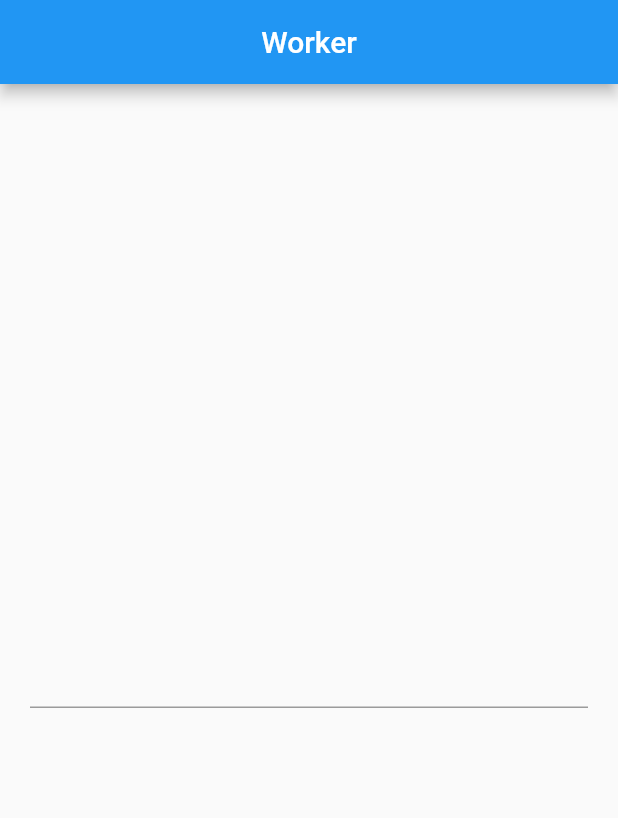
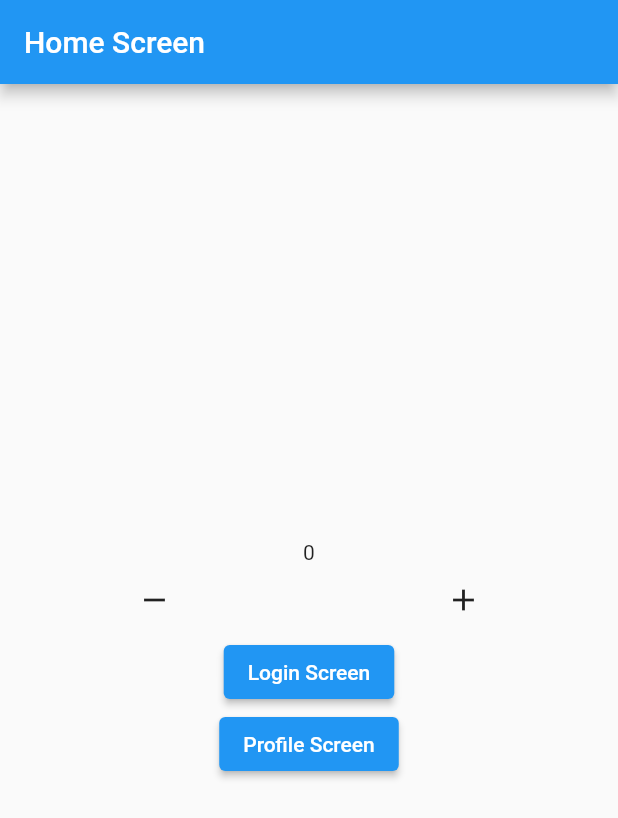
Before and after one commit to YeMyoAung/D2F_GET, a Flutter app: the screen it shows after launch, on a phone screen of 412 x 824 dp. Shown: the top 818 px of the screen. Run offline on Flutter 3.47's test engine with Material 2 defaults, Android fonts, the phone set to English and light mode, and no system bars; our stand-ins replace get.

Commit message:
Added Controller

```diff
--- /dev/null
+++ b/lib/controller/basic_controller.dart
@@ -0,0 +1,25 @@
+import 'package:get/get.dart';
+
+// final GetBasicController controller = GetBasicController();
+
+class GetBasicController extends GetxController {
+  //.obs => context.watch()
+  RxString name = 'Mg Mg'.obs;
+
+  void changeName(String value) {
+    name.value = value;
+    // notifylistener()
+    // emit
+    // update();
+    // notifiylistener() == update()
+
+    // update(['name','2']) =>သတ်မှတ်ထားတဲ့ idတွေကိုဘဲ buildပြန်လုပ်တယ်
+    //
+  }
+
+  int age = 0;
+  void increase() {
+    age++;
+    update(['age']);
+  }
+}
--- a/lib/main.dart
+++ b/lib/main.dart
@@ -1,9 +1,8 @@
 import 'package:flutter/material.dart';
 import 'package:get/get.dart';
-import 'package:getx/obs/list.dart';
-import 'package:getx/obs/number.dart';
+import 'package:getx/middleware/permission/permission.dart';
+import 'package:getx/middleware/screen/home_screen.dart';
 import 'package:getx/state_management/get_simple_state_management.dart';
-import 'package:getx/state_management/get_worker_example.dart';
 
 ///
 
@@ -60,10 +59,46 @@ class MyApp extends StatelessWidget {
   @override
   Widget build(BuildContext context) {
     return GetMaterialApp(
-      routes: {
-        '/number': (_) => const NumberObsScreen(),
-        '/object': (_) => const ObjectObsScreen(),
-      },
+      initialRoute: '/home',
+      getPages: [
+        GetPage(
+          name: '/home',
+          page: () => const MiddlewareScreen(title: 'Home Screen'),
+        ),
+        GetPage(
+          name: '/vaild',
+          page: () => const MiddlewareScreen(title: 'Valid'),
+        ),
+        GetPage(
+          middlewares: [
+            Permission(
+              check: (data) {
+                return data < 5;
+              },
+              next: '/vaild',
+            )
+          ],
+          name: '/login-screen',
+          page: () => const MiddlewareScreen(title: 'Login Screen'),
+        ),
+        GetPage(
+          middlewares: [
+            Permission(
+              check: (data) {
+                return data > 5;
+              },
+              next: '/login-screen',
+            ),
+            HowToCreateMiddleware(),
+          ],
+          name: '/profile',
+          page: () => const MiddlewareScreen(title: 'Profile Screen'),
+        )
+      ],
+      // routes: {
+      //   '/number': (_) => const NumberObsScreen(),
+      //   '/object': (_) => const ObjectObsScreen(),
+      // },
       title: 'Flutter Demo',
       theme: ThemeData(
         // This is the theme of your application.
@@ -77,9 +112,9 @@ class MyApp extends StatelessWidget {
         // is not restarted.
         primarySwatch: Colors.blue,
       ),
-      home: const GetWorkerExample(
-          // title: "SimpleGetStateManagementScreen",
-          ),
+      // home: const NewFeedScreen(
+      //     // title: "SimpleGetStateManagementScreen",
+      //     ),
     );
   }
 }
--- /dev/null
+++ b/lib/middleware/permission/permission.dart
@@ -0,0 +1,53 @@
+import 'package:flutter/material.dart';
+import 'package:get/get.dart';
+
+class Permission extends GetMiddleware {
+  @override
+  int? get priority => 1;
+
+  final bool Function(dynamic data) check;
+  final String next;
+  Permission({required this.check, required this.next});
+
+  @override
+  RouteSettings? redirect(String? route) {
+    print("GetMiddleware Route => $route");
+    print("GetMiddleware Route => ${Get.arguments}");
+    if (Get.arguments == null) {
+      return RouteSettings(
+        name: next,
+        arguments: Get.arguments,
+      );
+    }
+
+    if (check(Get.arguments)) {
+      return null;
+    }
+    return RouteSettings(
+      name: next,
+      arguments: Get.arguments,
+    );
+  }
+}
+
+class HowToCreateMiddleware extends GetMiddleware {
+  @override
+  int? get priority => 0;
+
+  @override
+  RouteSettings? redirect(String? route) {
+    print("HowToCreateMiddleware");
+
+    ///null value returnပြန်ပေးရင် ပေးသွားတယ်
+    ///တစ်ခြား screenကိုသွားစေချင်ရင်RouteSettingsတစ်ခုကို returnပြန်ပေး
+    ///RouteSettingsရဲ့ nameက ကိုယ်သွားစေချင်တဲ့ Screenရဲ့ name ဖြစ်ဖို့တော့လိုတယ်
+    return null;
+
+    ///
+    // Get.arguments;
+    // if (Get.find<GetBasicController>().age > 18) return null;
+    // return const RouteSettings(
+    //   name: '/fas',
+    // );
+  }
+}
--- /dev/null
+++ b/lib/middleware/screen/home_screen.dart
@@ -0,0 +1,94 @@
+import 'package:flutter/material.dart';
+import 'package:get/get.dart';
+
+class MiddlewareScreen extends StatelessWidget {
+  final String title;
+  const MiddlewareScreen({super.key, required this.title});
+
+  @override
+  Widget build(BuildContext context) {
+    final RxInt number = 0.obs;
+    ModalRoute.of(context)?.settings;
+    return Scaffold(
+      appBar: AppBar(
+        title: Text(title),
+      ),
+      body: Column(
+        mainAxisAlignment: MainAxisAlignment.center,
+        children: [
+          ///spread
+          if (title == 'Home Screen') ...[
+            Obx(() {
+              return Text(number.toString());
+            }),
+            Row(
+              mainAxisAlignment: MainAxisAlignment.spaceAround,
+              children: [
+                IconButton(
+                    onPressed: () {
+                      number.value--;
+                    },
+                    icon: const Icon(Icons.remove)),
+                IconButton(
+                    onPressed: () {
+                      number.value++;
+                    },
+                    icon: const Icon(Icons.add))
+              ],
+            ),
+            ElevatedButton(
+                onPressed: () {
+                  // if (number.value > 5) {
+                  //   Get.toNamed('/profile', arguments: number.value);
+                  // } else {
+                  Get.toNamed('/login-screen', arguments: number.value);
+                  // }
+                },
+                child: const Text("Login Screen")),
+            ElevatedButton(
+                onPressed: () {
+                  // if (number.value > 5) {
+                  Get.toNamed('/profile', arguments: number.value);
+                  // } else {
+                  //   Get.toNamed('/login-screen', arguments: number.value);
+                  // }
+                },
+                child: const Text("Profile Screen")),
+          ],
+
+          // if (title == 'Home Screen') ...[
+          //   Obx(() {
+          //     return Text(number.toString());
+          //   }),
+          //   Row(
+          //     mainAxisAlignment: MainAxisAlignment.spaceAround,
+          //     children: [
+          //       IconButton(
+          //           onPressed: () {
+          //             number.value--;
+          //           },
+          //           icon: const Icon(Icons.remove)),
+          //       IconButton(
+          //           onPressed: () {
+          //             number.value++;
+          //           },
+          //           icon: const Icon(Icons.add))
+          //     ],
+          //   ),
+          //   ElevatedButton(
+          //       onPressed: () {
+          //         if (number.value > 5) {
+          //           Get.toNamed('/profile');
+          //         } else {
+          //           Get.toNamed('/login-screen');
+          //         }
+          //       },
+          //       child: const Text("Login Screen")),
+          //   ElevatedButton(
+          //       onPressed: () {}, child: const Text("Profile Screen")),
+          // ]
+        ],
+      ),
+    );
+  }
+}
```
Also changed, not shown: lib/blog/controller/new_feed_controller.dart (added, +115 -0 lines), lib/blog/screen/new_feed_screen.dart (added, +54 -0 lines), lib/screen/basic_controller_screen.dart (added, +59 -0 lines).
